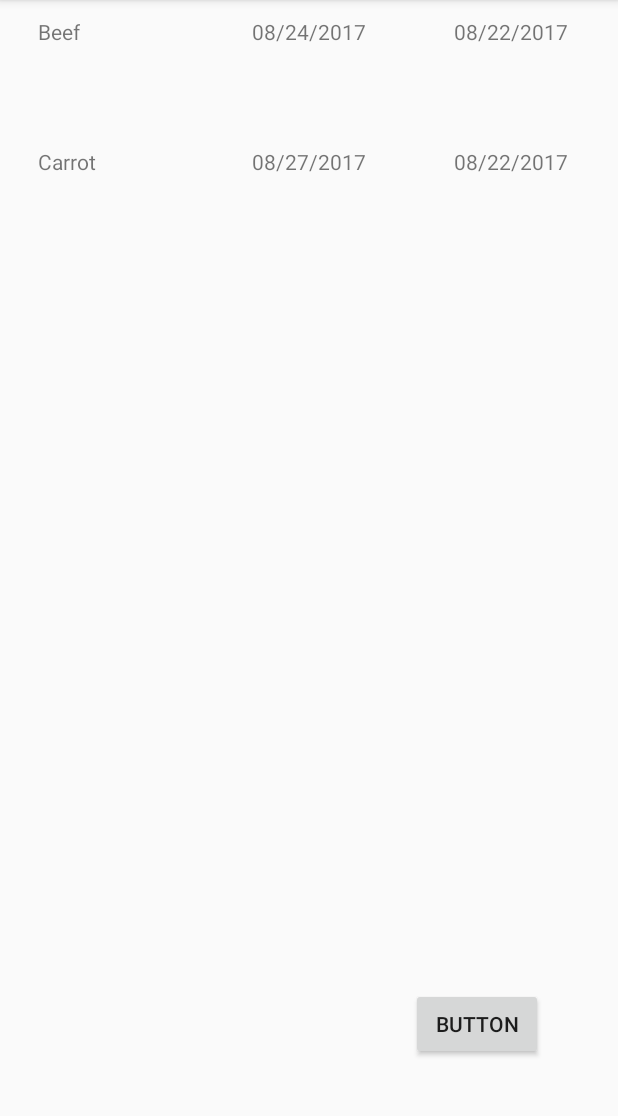
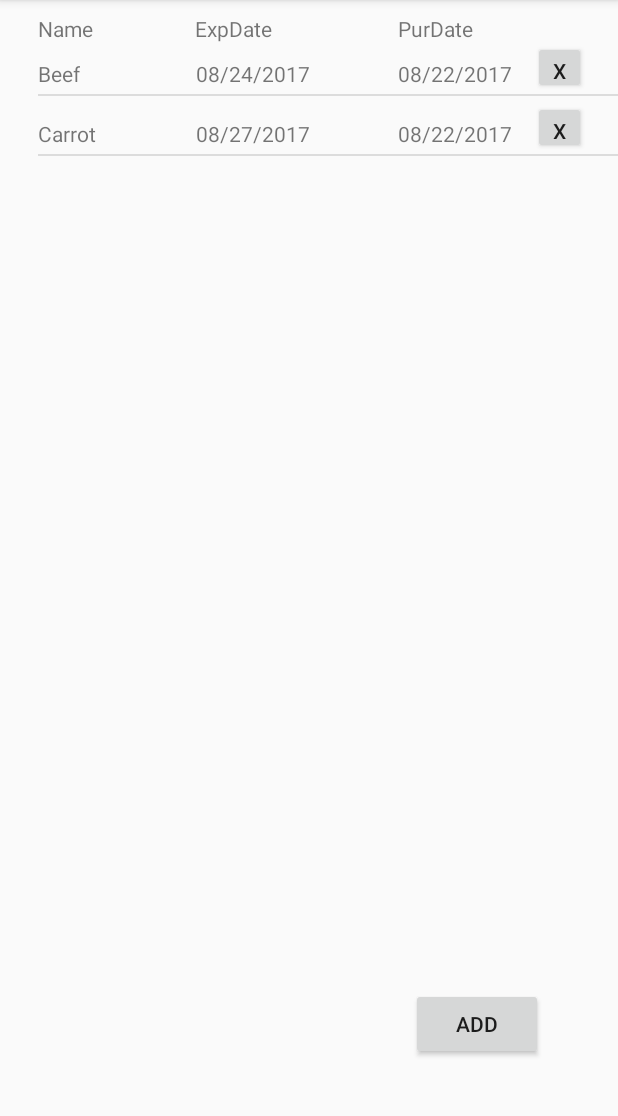
Before and after one commit to younghuang97/Expired, an Android app: the screen it shows after launch (MainActivity), on a phone screen of 412 x 824 dp, the part 84-1200 px from its top. Run offline under Robolectric (Android 15) with nearby library versions, the phone set to English and light mode, and no system bars; libraries missing offline, so code that uses them is left out: android.support.v7.

Commit message:
Made RecyclerView Items prettier and added a button to each Item for removing the item.

```diff
--- a/main/app/src/main/java/com/example/thele/expired/MainActivity.java
+++ b/main/app/src/main/java/com/example/thele/expired/MainActivity.java
@@ -3,6 +3,7 @@ package com.example.thele.expired;
 import android.content.Intent;
 import android.os.Bundle;
 import android.support.v7.app.AppCompatActivity;
+import android.support.v7.widget.DividerItemDecoration;
 import android.support.v7.widget.LinearLayoutManager;
 import android.support.v7.widget.RecyclerView;
 import android.support.v7.widget.Toolbar;
@@ -15,12 +16,14 @@ import android.widget.Toast;
 import java.util.ArrayList;
 import java.util.List;
 
+import static android.support.v7.recyclerview.R.attr.layoutManager;
+
 public class MainActivity extends AppCompatActivity {
 
     private Toolbar myToolbar;
     private RecyclerView mRecyclerView;
     private RecyclerView.Adapter mAdapter;
-    private RecyclerView.LayoutManager mLayoutManager;
+    private LinearLayoutManager mLayoutManager;
 
     @Override
     protected void onCreate(Bundle savedInstanceState) {
@@ -35,6 +38,7 @@ public class MainActivity extends AppCompatActivity {
         mLayoutManager = new LinearLayoutManager(this);
         mRecyclerView.setLayoutManager(mLayoutManager);
 
+        // initialize variables for testing
         Fridge.getFridge().addExpDate(new PairOfDates(5, 16), "Carrot");
         Fridge.getFridge().addExpDate(new PairOfDates(2, 7), "Beef");
         Fridge.getFridge().addExpDate(new PairOfDates(2, 20), "Cabbage");
@@ -48,9 +52,15 @@ public class MainActivity extends AppCompatActivity {
 
         mAdapter = new MyAdapter(myDataset);
         mRecyclerView.setAdapter(mAdapter);
-
+        // lines between items
+        DividerItemDecoration dividerItemDecoration = new DividerItemDecoration(mRecyclerView.getContext(),
+                mLayoutManager.getOrientation());
+        mRecyclerView.addItemDecoration(dividerItemDecoration);
     }
 
+    /*
+    On button press, goes to GetActivity
+     */
     public void goToGetActivity(View view) {
         Intent intent = new Intent(this, GetActivity.class);
         startActivity(intent);
@@ -67,6 +77,9 @@ public class MainActivity extends AppCompatActivity {
 return false;
     }
 
+    /*
+    Returning to MainActivity from another Activity refreshes the screen to reflect new data
+     */
     @Override
     public void onResume()
     {
--- a/main/app/src/main/java/com/example/thele/expired/MyAdapter.java
+++ b/main/app/src/main/java/com/example/thele/expired/MyAdapter.java
@@ -7,8 +7,6 @@ import android.view.ViewGroup;
 import android.widget.TextView;
 
 import java.util.List;
-import java.util.Map;
-import java.util.TreeMap;
 
 /**
  * Created by thele on 8/17/2017.
@@ -23,7 +21,7 @@ public class MyAdapter extends RecyclerView.Adapter<MyAdapter.ViewHolder> {
         public TextView purDateView;
         public ViewHolder(View itemView) {
             super(itemView);
-            nameView = (TextView) itemView.findViewById(R.id.name);
+            nameView = (TextView) itemView.findViewById(R.id.name_column);
             expDateView = (TextView) itemView.findViewById(R.id.expdate);
             purDateView = (TextView) itemView.findViewById(R.id.purdate);
         }
--- a/main/app/src/main/res/layout/activity_main.xml
+++ b/main/app/src/main/res/layout/activity_main.xml
@@ -20,13 +20,44 @@
         android:layout_marginBottom="61dp"
         android:layout_marginEnd="50dp"
         android:layout_marginRight="50dp"
-        android:text="Button"
-        android:onClick="goToGetActivity"/>
+        android:onClick="goToGetActivity"
+        android:text="Add" />
 
     <android.support.v7.widget.RecyclerView
         android:id="@+id/my_recycler_view"
         android:scrollbars="vertical"
         android:layout_width="match_parent"
-        android:layout_height="match_parent"/>
+        android:layout_height="match_parent"
+        android:paddingTop="80dp"
+        android:paddingLeft="25dp"/>
+
+    <TextView
+        android:id="@+id/name_column"
+        android:layout_width="wrap_content"
+        android:layout_height="wrap_content"
+        android:layout_alignParentLeft="true"
+        android:layout_alignParentStart="true"
+        android:layout_alignParentTop="true"
+        android:layout_marginTop="65dp"
+        android:layout_marginLeft="25dp"
+        android:text="Name" />
+
+    <TextView
+        android:id="@+id/expdate_column"
+        android:layout_width="wrap_content"
+        android:layout_height="wrap_content"
+        android:layout_alignBaseline="@+id/name_column"
+        android:layout_alignBottom="@+id/name_column"
+        android:layout_marginLeft="130dp"
+        android:text="ExpDate" />
+
+    <TextView
+        android:id="@+id/purdate_column"
+        android:layout_width="wrap_content"
+        android:layout_height="wrap_content"
+        android:layout_alignBaseline="@+id/expdate_column"
+        android:layout_alignBottom="@+id/expdate_column"
+        android:layout_marginLeft="265dp"
+        android:text="PurDate" />
 
 </RelativeLayout>
--- a/main/app/src/main/res/layout/itemview.xml
+++ b/main/app/src/main/res/layout/itemview.xml
@@ -1,15 +1,15 @@
 <?xml version="1.0" encoding="utf-8"?>
 <RelativeLayout xmlns:android="http://schemas.android.com/apk/res/android"
-    android:orientation="vertical" android:layout_width="match_parent"
-    android:layout_height="wrap_content">
+    android:layout_width="match_parent"
+    android:layout_height="wrap_content"
+    android:orientation="horizontal"
+>
 
     <TextView
-        android:id="@+id/name"
+        android:id="@+id/name_column"
         android:layout_width="wrap_content"
         android:layout_height="wrap_content"
-        android:layout_marginLeft="25dp"
-        android:layout_marginStart="25dp"
-        android:layout_marginTop="67dp"
+        android:layout_marginTop="15dp"
         android:text="TextView"
         android:layout_alignParentTop="true"
         android:layout_alignParentLeft="true"
@@ -20,19 +20,27 @@
         android:layout_width="wrap_content"
         android:layout_height="wrap_content"
         android:text="TextView"
-        android:layout_alignBaseline="@+id/name"
-        android:layout_alignBottom="@+id/name"
-        android:layout_centerHorizontal="true" />
+        android:layout_marginLeft="105dp"
+        android:layout_alignBaseline="@+id/name_column"
+        android:layout_alignBottom="@+id/name_column"
+         />
 
     <TextView
         android:id="@+id/purdate"
         android:layout_width="wrap_content"
         android:layout_height="wrap_content"
         android:text="TextView"
+        android:layout_marginLeft="240dp"
         android:layout_alignBaseline="@+id/expdate"
-        android:layout_alignBottom="@+id/expdate"
-        android:layout_alignParentRight="true"
-        android:layout_alignParentEnd="true"
-        android:layout_marginRight="33dp"
-        android:layout_marginEnd="33dp" />
+        android:layout_alignBottom="@+id/expdate" />
+
+    <Button
+        android:id="@+id/button"
+        android:layout_width="35dp"
+        android:layout_height="35dp"
+        android:text="X"
+        android:layout_alignParentTop="true"
+        android:layout_marginLeft="330dp"
+        android:layout_marginTop="3dp"
+ />
 </RelativeLayout>
```
